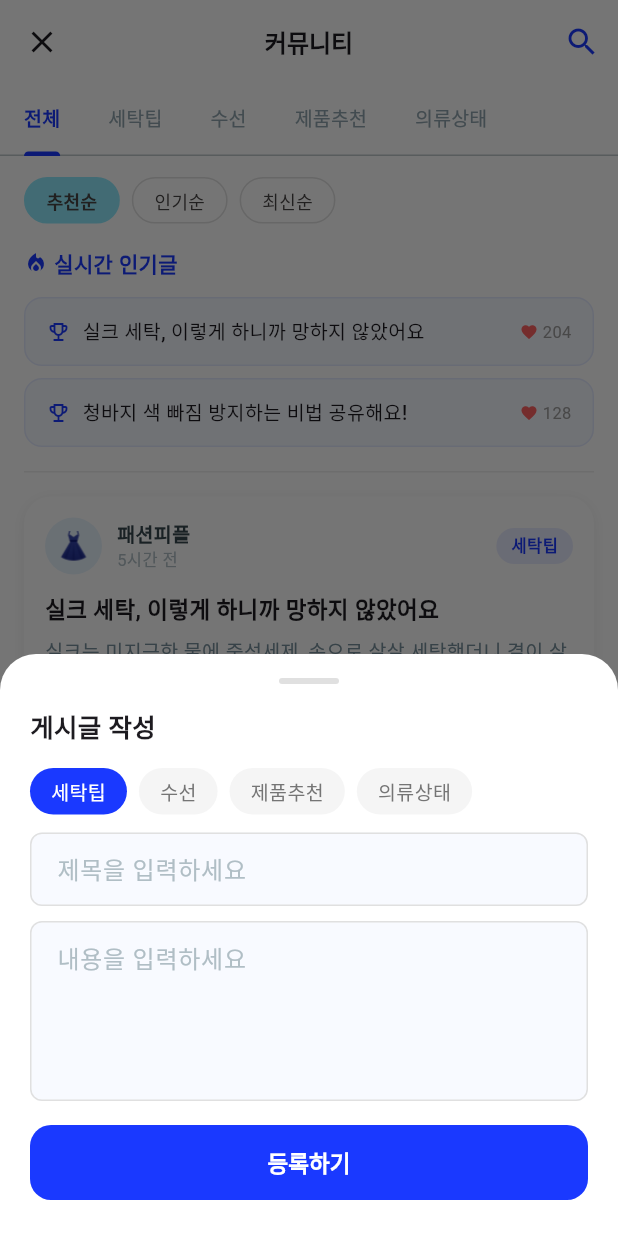
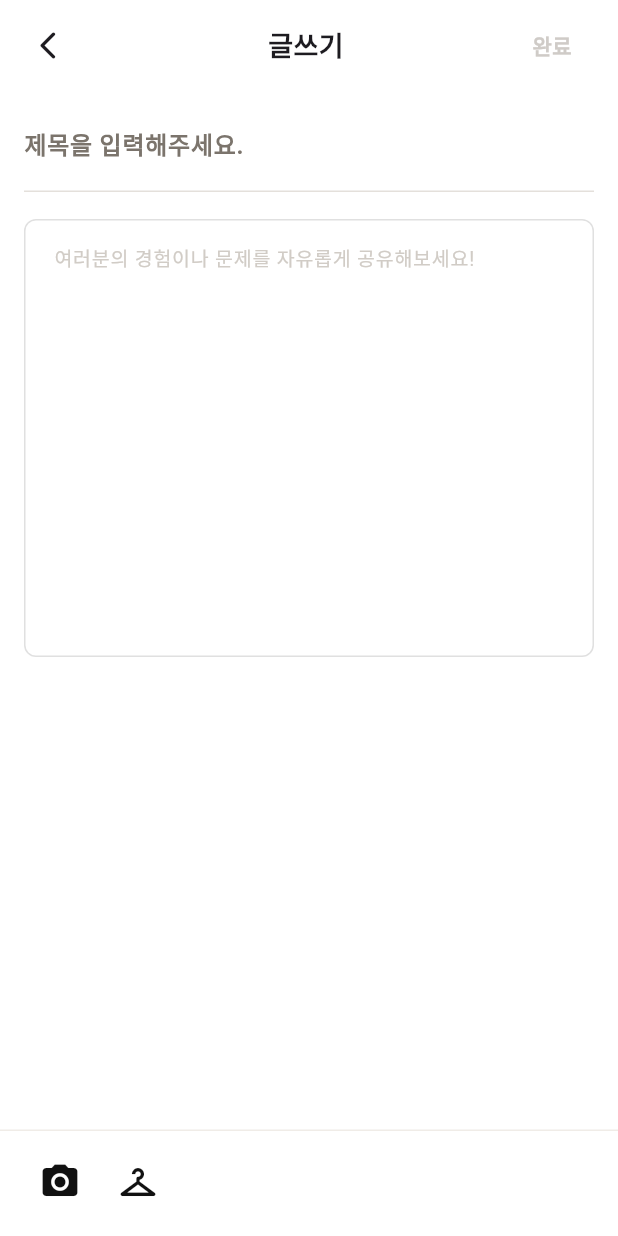
Before and after one commit to semothon-team-4/front, a Flutter app: the CommunityScreen screen opened directly, after a tap on "글쓰기", on a phone screen of 412 x 824 dp. Run offline on Flutter 3.47's test engine with Material 3 defaults, Android fonts, the phone set to English and light mode, and no system bars; our stand-ins replace geolocator, image_picker, shared_preferences, sqflite; missing offline and left inert: flutter_naver_map; accounts and stored records are empty.

Commit message:
커뮤 글쓰기 기능 추가

```diff
--- a/lib/screens/community_screen.dart
+++ b/lib/screens/community_screen.dart
@@ -1,188 +1,16 @@
+import 'dart:io';
+
 import 'package:flutter/material.dart';
 import '../services/business_store_service.dart';
+import 'community_write_screen.dart';
 
 const _kWriteCategories = ['세탁팁', '수선', '제품추천', '의류상태'];
 
-/// 스캔 화면 등 외부에서도 게시글 작성 바텀시트를 열 수 있도록 공개 함수 제공
-void showCommunityWriteSheet(BuildContext context) {
-  final messenger = ScaffoldMessenger.of(context);
-  showModalBottomSheet<void>(
-    context: context,
-    isScrollControlled: true,
-    useRootNavigator: true,
-    backgroundColor: Colors.transparent,
-    builder: (_) => _CommunityWriteSheet(messenger: messenger),
+/// 스캔 화면 등 외부에서도 게시글 작성 화면을 열 수 있도록 공개 함수 제공
+Future<Map<String, dynamic>?> showCommunityWriteSheet(BuildContext context) {
+  return Navigator.of(context, rootNavigator: true).push<Map<String, dynamic>>(
+    MaterialPageRoute(builder: (_) => const CommunityWriteScreen()),
   );
-}
-
-class _CommunityWriteSheet extends StatefulWidget {
-  final ScaffoldMessengerState messenger;
-  final void Function(String title, String content, String category)? onPosted;
-  const _CommunityWriteSheet({required this.messenger, this.onPosted});
-
-  @override
-  State<_CommunityWriteSheet> createState() => _CommunityWriteSheetState();
-}
-
-class _CommunityWriteSheetState extends State<_CommunityWriteSheet> {
-  final _titleCtrl = TextEditingController();
-  final _contentCtrl = TextEditingController();
-  String _selectedCategory = _kWriteCategories.first;
-
-  @override
-  void dispose() {
-    _titleCtrl.dispose();
-    _contentCtrl.dispose();
-    super.dispose();
-  }
-
-  @override
-  Widget build(BuildContext context) {
-    return Padding(
-      padding: EdgeInsets.only(
-        bottom: MediaQuery.of(context).viewInsets.bottom,
-      ),
-      child: Container(
-        decoration: const BoxDecoration(
-          color: Colors.white,
-          borderRadius: BorderRadius.vertical(top: Radius.circular(24)),
-        ),
-        padding: const EdgeInsets.fromLTRB(20, 16, 20, 24),
-        child: Column(
-          mainAxisSize: MainAxisSize.min,
-          crossAxisAlignment: CrossAxisAlignment.start,
-          children: [
-            Center(
-              child: Container(
-                width: 40,
-                height: 4,
-                decoration: BoxDecoration(
-                  color: Colors.grey[300],
-                  borderRadius: BorderRadius.circular(2),
-                ),
-              ),
-            ),
-            const SizedBox(height: 16),
-            const Text(
-              '게시글 작성',
-              style: TextStyle(
-                fontSize: 17,
-                fontWeight: FontWeight.bold,
-                color: Color(0xFF1D1B20),
-              ),
-            ),
-            const SizedBox(height: 14),
-            SingleChildScrollView(
-              scrollDirection: Axis.horizontal,
-              child: Row(
-                children: _kWriteCategories.map((cat) {
-                  final sel = _selectedCategory == cat;
-                  return GestureDetector(
-                    onTap: () => setState(() => _selectedCategory = cat),
-                    child: AnimatedContainer(
-                      duration: const Duration(milliseconds: 150),
-                      margin: const EdgeInsets.only(right: 8),
-                      padding: const EdgeInsets.symmetric(
-                        horizontal: 14,
-                        vertical: 6,
-                      ),
-                      decoration: BoxDecoration(
-                        color: sel
-                            ? const Color(0xFF1A39FF)
-                            : const Color(0xFFF5F5F5),
-                        borderRadius: BorderRadius.circular(20),
-                      ),
-                      child: Text(
-                        cat,
-                        style: TextStyle(
-                          fontSize: 13,
-                          color: sel ? Colors.white : Colors.grey[600],
-                        ),
-                      ),
-                    ),
-                  );
-                }).toList(),
-              ),
-            ),
-            const SizedBox(height: 12),
-            TextField(
-              controller: _titleCtrl,
-              decoration: InputDecoration(
-                hintText: '제목을 입력하세요',
-                hintStyle: const TextStyle(color: Color(0xFFB0BEC5)),
-                filled: true,
-                fillColor: const Color(0xFFF8FAFF),
-                border: OutlineInputBorder(
-                  borderRadius: BorderRadius.circular(12),
-                  borderSide: BorderSide.none,
-                ),
-                contentPadding: const EdgeInsets.symmetric(
-                  horizontal: 14,
-                  vertical: 12,
-                ),
-              ),
-            ),
-            const SizedBox(height: 10),
-            TextField(
-              controller: _contentCtrl,
-              maxLines: 4,
-              decoration: InputDecoration(
-                hintText: '내용을 입력하세요',
-                hintStyle: const TextStyle(color: Color(0xFFB0BEC5)),
-                filled: true,
-                fillColor: const Color(0xFFF8FAFF),
-                border: OutlineInputBorder(
-                  borderRadius: BorderRadius.circular(12),
-                  borderSide: BorderSide.none,
-                ),
-                contentPadding: const EdgeInsets.symmetric(
-                  horizontal: 14,
-                  vertical: 12,
-                ),
-              ),
-            ),
-            const SizedBox(height: 16),
-            SizedBox(
-              width: double.infinity,
-              child: ElevatedButton(
-                onPressed: () {
-                  if (_titleCtrl.text.trim().isEmpty) return;
-                  final title = _titleCtrl.text.trim();
-                  final content = _contentCtrl.text.trim();
-                  final category = _selectedCategory;
-                  Navigator.pop(context);
-                  widget.onPosted?.call(title, content, category);
-                  widget.messenger.showSnackBar(
-                    SnackBar(
-                      content: const Text('게시글이 등록되었습니다!'),
-                      backgroundColor: const Color(0xFF1A39FF),
-                      behavior: SnackBarBehavior.floating,
-                      shape: RoundedRectangleBorder(
-                        borderRadius: BorderRadius.circular(10),
-                      ),
-                    ),
-                  );
-                },
-                style: ElevatedButton.styleFrom(
-                  backgroundColor: const Color(0xFF1A39FF),
-                  foregroundColor: Colors.white,
-                  elevation: 0,
-                  padding: const EdgeInsets.symmetric(vertical: 14),
-                  shape: RoundedRectangleBorder(
-                    borderRadius: BorderRadius.circular(14),
-                  ),
-                ),
-                child: const Text(
-                  '등록하기',
-                  style: TextStyle(fontSize: 15, fontWeight: FontWeight.w600),
-                ),
-              ),
-            ),
-          ],
-        ),
-      ),
-    );
-  }
 }
 
 class CommunityScreen extends StatefulWidget {
@@ -280,32 +108,32 @@ class _CommunityScreenState extends State<CommunityScreen>
     super.dispose();
   }
 
-  void _openWriteSheet() {
-    final messenger = ScaffoldMessenger.of(context);
-    showModalBottomSheet(
-      context: context,
-      isScrollControlled: true,
-      useRootNavigator: true,
-      backgroundColor: Colors.transparent,
-      builder: (_) => _CommunityWriteSheet(
-        messenger: messenger,
-        onPosted: (title, content, category) {
-          if (!mounted) return;
+  Future<void> _openWriteSheet() async {
+    final result = await showCommunityWriteSheet(context);
+    if (result == null || !mounted) return;
+
     setState(() {
       _posts.insert(0, {
         'user': '닉네임1',
         'avatar': '🙋',
         'time': '방금 전',
-              'category': category,
-              'title': title,
-              'content': content,
+        'category': (result['category'] as String?) ?? _kWriteCategories.first,
+        'title': (result['title'] as String?) ?? '',
+        'content': (result['content'] as String?) ?? '',
         'likes': 0,
         'comments': 0,
-              'hasImage': false,
+        'hasImage': (result['hasImage'] as bool?) ?? false,
+        'imagePath': result['imagePath'] as String?,
         'isLiked': false,
       });
     });
-        },
+
+    ScaffoldMessenger.of(context).showSnackBar(
+      SnackBar(
+        content: const Text('게시글이 등록되었습니다!'),
+        backgroundColor: const Color(0xFF1A39FF),
+        behavior: SnackBarBehavior.floating,
+        shape: RoundedRectangleBorder(borderRadius: BorderRadius.circular(10)),
       ),
     );
   }
@@ -790,20 +618,10 @@ class _PostCardState extends State<_PostCard> {
               ),
             ),
             if (widget.post['hasImage'] as bool)
-              Container(
+              _PostImage(
+                imagePath: widget.post['imagePath'] as String?,
                 height: 150,
                 margin: const EdgeInsets.symmetric(horizontal: 14),
-                decoration: BoxDecoration(
-                  color: const Color(0xFFE8F4FD),
-                  borderRadius: BorderRadius.circular(12),
-                ),
-                child: const Center(
-                  child: Icon(
-                    Icons.image_outlined,
-                    size: 38,
-                    color: Color(0xFFB0BEC5),
-                  ),
-                ),
               ),
             Padding(
               padding: const EdgeInsets.fromLTRB(14, 12, 14, 14),
@@ -925,6 +743,45 @@ class _SortChip extends StatelessWidget {
             fontWeight: active ? FontWeight.w600 : FontWeight.w400,
             color: const Color(0xFF494545),
           ),
+        ),
+      ),
+    );
+  }
+}
+
+class _PostImage extends StatelessWidget {
+  final String? imagePath;
+  final double height;
+  final EdgeInsetsGeometry? margin;
+
+  const _PostImage({
+    required this.imagePath,
+    required this.height,
+    this.margin,
+  });
+
+  @override
+  Widget build(BuildContext context) {
+    final path = imagePath;
+    final file = path == null || path.isEmpty ? null : File(path);
+    final hasLocalImage = file != null && file.existsSync();
+
+    return Container(
+      width: double.infinity,
+      height: height,
+      margin: margin,
+      decoration: BoxDecoration(
+        color: const Color(0xFFE8F4FD),
+        borderRadius: BorderRadius.circular(14),
+      ),
+      clipBehavior: Clip.antiAlias,
+      child: hasLocalImage
+          ? Image.file(file, fit: BoxFit.cover)
+          : const Center(
+              child: Icon(
+                Icons.image_outlined,
+                size: 48,
+                color: Color(0xFFB0BEC5),
               ),
             ),
     );
@@ -1141,20 +998,9 @@ class _PostDetailScreenState extends State<_PostDetailScreen> {
                   // 이미지
                   if (widget.post['hasImage'] as bool) ...[
                     const SizedBox(height: 16),
-                    Container(
-                      width: double.infinity,
+                    _PostImage(
+                      imagePath: widget.post['imagePath'] as String?,
                       height: 200,
-                      decoration: BoxDecoration(
-                        color: const Color(0xFFE8F4FD),
-                        borderRadius: BorderRadius.circular(14),
-                      ),
-                      child: const Center(
-                        child: Icon(
-                          Icons.image_outlined,
-                          size: 48,
-                          color: Color(0xFFB0BEC5),
-                        ),
-                      ),
                     ),
                   ],
                   const SizedBox(height: 16),
--- /dev/null
+++ b/lib/screens/community_write_screen.dart
@@ -0,0 +1,260 @@
+import 'dart:io';
+
+import 'package:flutter/material.dart';
+import 'package:image_picker/image_picker.dart';
+
+import '../services/image_service.dart';
+
+class CommunityWriteScreen extends StatefulWidget {
+  const CommunityWriteScreen({super.key});
+
+  @override
+  State<CommunityWriteScreen> createState() => _CommunityWriteScreenState();
+}
+
+class _CommunityWriteScreenState extends State<CommunityWriteScreen> {
+  final _titleCtrl = TextEditingController();
+  final _contentCtrl = TextEditingController();
+  final _titleFocusNode = FocusNode();
+  File? _selectedImage;
+
+  bool get _canSubmit =>
+      _titleCtrl.text.trim().isNotEmpty || _contentCtrl.text.trim().isNotEmpty;
+
+  @override
+  void initState() {
+    super.initState();
+    _titleCtrl.addListener(_refresh);
+    _contentCtrl.addListener(_refresh);
+  }
+
+  @override
+  void dispose() {
+    _titleCtrl.removeListener(_refresh);
+    _contentCtrl.removeListener(_refresh);
+    _titleCtrl.dispose();
+    _contentCtrl.dispose();
+    _titleFocusNode.dispose();
+    super.dispose();
+  }
+
+  void _refresh() {
+    if (mounted) {
+      setState(() {});
+    }
+  }
+
+  Future<void> _pickFromGallery() async {
+    final image = await ImageService.pickImage(ImageSource.gallery);
+    if (image == null || !mounted) return;
+    setState(() => _selectedImage = image);
+  }
+
+  void _submit() {
+    if (!_canSubmit) return;
+
+    Navigator.of(context).pop({
+      'title': _titleCtrl.text.trim(),
+      'content': _contentCtrl.text.trim(),
+      'imagePath': _selectedImage?.path,
+      'hasImage': _selectedImage != null,
+      'category': '세탁팁',
+    });
+  }
+
+  @override
+  Widget build(BuildContext context) {
+    final bottomInset = MediaQuery.of(context).viewInsets.bottom;
+    final theme = Theme.of(context);
+
+    return GestureDetector(
+      onTap: () => FocusScope.of(context).unfocus(),
+      child: Scaffold(
+        backgroundColor: Colors.white,
+        resizeToAvoidBottomInset: true,
+        body: SafeArea(
+          child: Column(
+            children: [
+              Padding(
+                padding: const EdgeInsets.fromLTRB(8, 8, 12, 8),
+                child: SizedBox(
+                  height: 44,
+                  child: Stack(
+                    alignment: Alignment.center,
+                    children: [
+                      Align(
+                        alignment: Alignment.centerLeft,
+                        child: IconButton(
+                          onPressed: () => Navigator.of(context).pop(),
+                          icon: const Icon(
+                            Icons.arrow_back_ios_new_rounded,
+                            color: Color(0xFF1D1B20),
+                            size: 22,
+                          ),
+                        ),
+                      ),
+                      const Center(
+                        child: Text(
+                          '글쓰기',
+                          style: TextStyle(
+                            fontSize: 18,
+                            fontWeight: FontWeight.w700,
+                            color: Color(0xFF1D1B20),
+                          ),
+                        ),
+                      ),
+                      Align(
+                        alignment: Alignment.centerRight,
+                        child: TextButton(
+                          onPressed: _canSubmit ? _submit : null,
+                          style: TextButton.styleFrom(
+                            foregroundColor: const Color(0xFF1D1B20),
+                            disabledForegroundColor: const Color(0xFFCFCBC7),
+                          ),
+                          child: Text(
+                            '완료',
+                            style: theme.textTheme.bodyMedium?.copyWith(
+                              fontWeight: FontWeight.w700,
+                              color: _canSubmit
+                                  ? const Color(0xFF1D1B20)
+                                  : const Color(0xFFCFCBC7),
+                            ),
+                          ),
+                        ),
+                      ),
+                    ],
+                  ),
+                ),
+              ),
+              Expanded(
+                child: SingleChildScrollView(
+                  padding: EdgeInsets.fromLTRB(16, 20, 16, 20 + bottomInset),
+                  child: Column(
+                    crossAxisAlignment: CrossAxisAlignment.start,
+                    children: [
+                      TextField(
+                        controller: _titleCtrl,
+                        focusNode: _titleFocusNode,
+                        style: const TextStyle(
+                          fontSize: 16,
+                          fontWeight: FontWeight.w700,
+                          color: Color(0xFF5E5852),
+                        ),
+                        decoration: const InputDecoration(
+                          hintText: '제목을 입력해주세요.',
+                          hintStyle: TextStyle(
+                            fontSize: 16,
+                            fontWeight: FontWeight.w700,
+                            color: Color(0xFF7B746C),
+                          ),
+                          border: UnderlineInputBorder(
+                            borderSide: BorderSide(color: Color(0xFFE4E0DB)),
+                          ),
+                          enabledBorder: UnderlineInputBorder(
+                            borderSide: BorderSide(color: Color(0xFFE4E0DB)),
+                          ),
+                          focusedBorder: UnderlineInputBorder(
+                            borderSide: BorderSide(color: Color(0xFF1D1B20)),
+                          ),
+                          contentPadding: EdgeInsets.only(bottom: 16),
+                        ),
+                        textInputAction: TextInputAction.next,
+                      ),
+                      const SizedBox(height: 18),
+                      TextField(
+                        controller: _contentCtrl,
+                        minLines: 12,
+                        maxLines: null,
+                        style: const TextStyle(
+                          fontSize: 13,
+                          height: 1.7,
+                          color: Color(0xFF3B3631),
+                        ),
+                        decoration: const InputDecoration(
+                          isCollapsed: true,
+                          border: InputBorder.none,
+                          hintText: '여러분의 경험이나 문제를 자유롭게 공유해보세요!',
+                          hintStyle: TextStyle(
+                            fontSize: 13,
+                            color: Color(0xFFD1CCC6),
+                          ),
+                        ),
+                      ),
+                      if (_selectedImage != null) ...[
+                        const SizedBox(height: 20),
+                        ClipRRect(
+                          borderRadius: BorderRadius.circular(16),
+                          child: Stack(
+                            children: [
+                              Image.file(
+                                _selectedImage!,
+                                width: double.infinity,
+                                height: 220,
+                                fit: BoxFit.cover,
+                              ),
+                              Positioned(
+                                top: 10,
+                                right: 10,
+                                child: GestureDetector(
+                                  onTap: () =>
+                                      setState(() => _selectedImage = null),
+                                  child: Container(
+                                    width: 30,
+                                    height: 30,
+                                    decoration: BoxDecoration(
+                                      color: Colors.black.withValues(
+                                        alpha: 0.55,
+                                      ),
+                                      shape: BoxShape.circle,
+                                    ),
+                                    child: const Icon(
+                                      Icons.close,
+                                      size: 18,
+                                      color: Colors.white,
+                                    ),
+                                  ),
+                                ),
+                              ),
+                            ],
+                          ),
+                        ),
+                      ],
+                    ],
+                  ),
+                ),
+              ),
+              Container(
+                padding: EdgeInsets.fromLTRB(16, 10, 16, 12 + bottomInset),
+                decoration: const BoxDecoration(
+                  color: Colors.white,
+                  border: Border(top: BorderSide(color: Color(0xFFF0ECE7))),
+                ),
+                child: Row(
+                  children: [
+                    IconButton(
+                      onPressed: _pickFromGallery,
+                      icon: const Icon(
+                        Icons.photo_camera,
+                        size: 28,
+                        color: Color(0xFF111111),
+                      ),
+                    ),
+                    const SizedBox(width: 4),
+                    IconButton(
+                      onPressed: null,
+                      icon: const Icon(
+                        Icons.checkroom_outlined,
+                        size: 28,
+                        color: Color(0xFF111111),
+                      ),
+                    ),
+                  ],
+                ),
+              ),
+            ],
+          ),
+        ),
+      ),
+    );
+  }
+}
```
Lines whose indentation alone changed are shown as unchanged.
